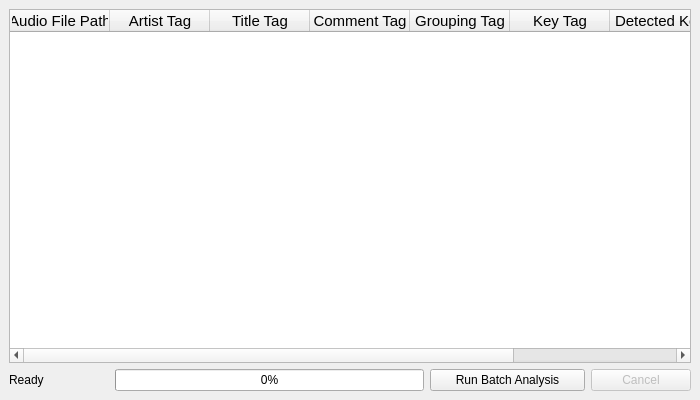
Old version of the form batchwindow.ui in the repository ibsh/is_KeyFinder.
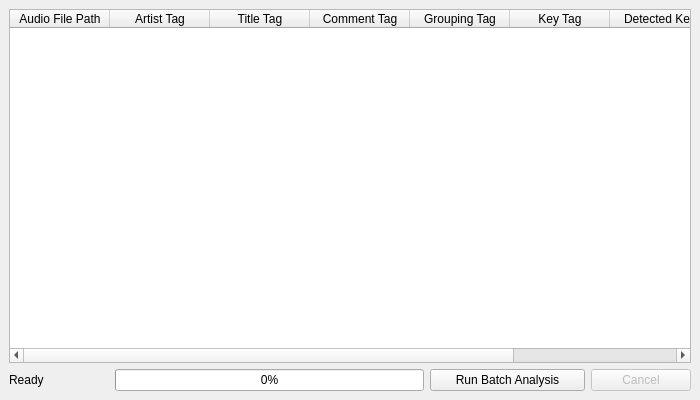
New version of the form.

Commit message: Added option to write to tags automatically

What changed in the file:
```diff
--- a/batchwindow.ui
+++ b/batchwindow.ui
@@ -23,11 +23,6 @@
    <layout class="QVBoxLayout" name="verticalLayout">
     <item>
      <widget class="QTableWidget" name="tableWidget">
-      <property name="font">
-       <font>
-        <pointsize>11</pointsize>
-       </font>
-      </property>
       <property name="contextMenuPolicy">
        <enum>Qt::ActionsContextMenu</enum>
       </property>
```
The commit also changes 1 other file.
